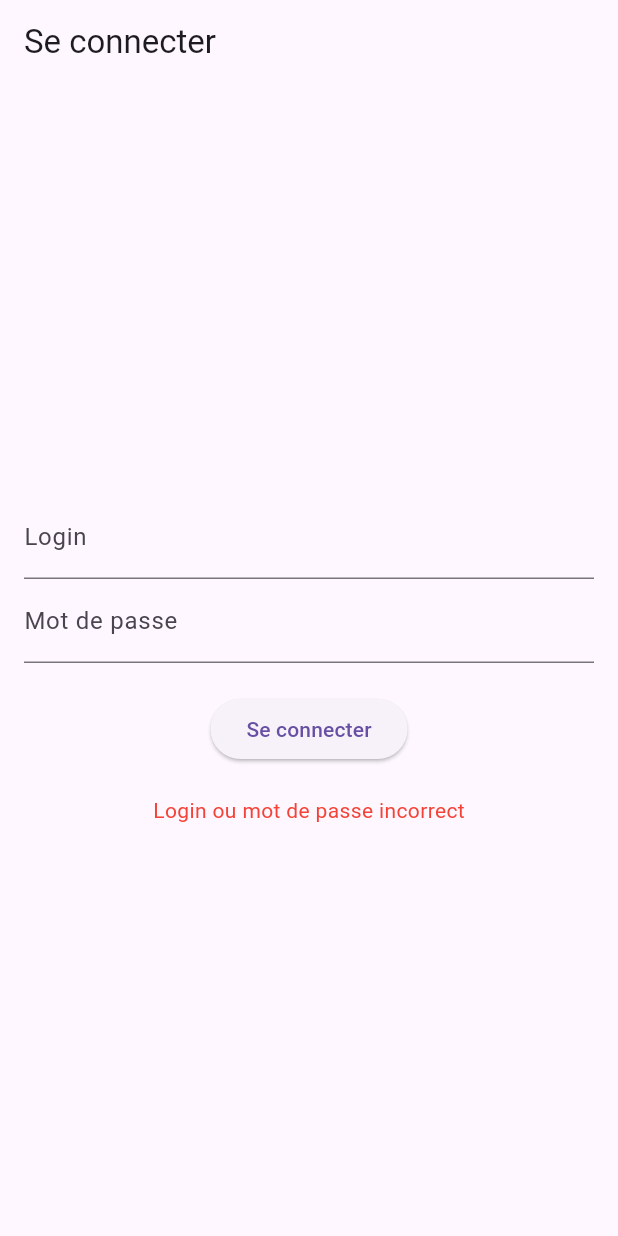
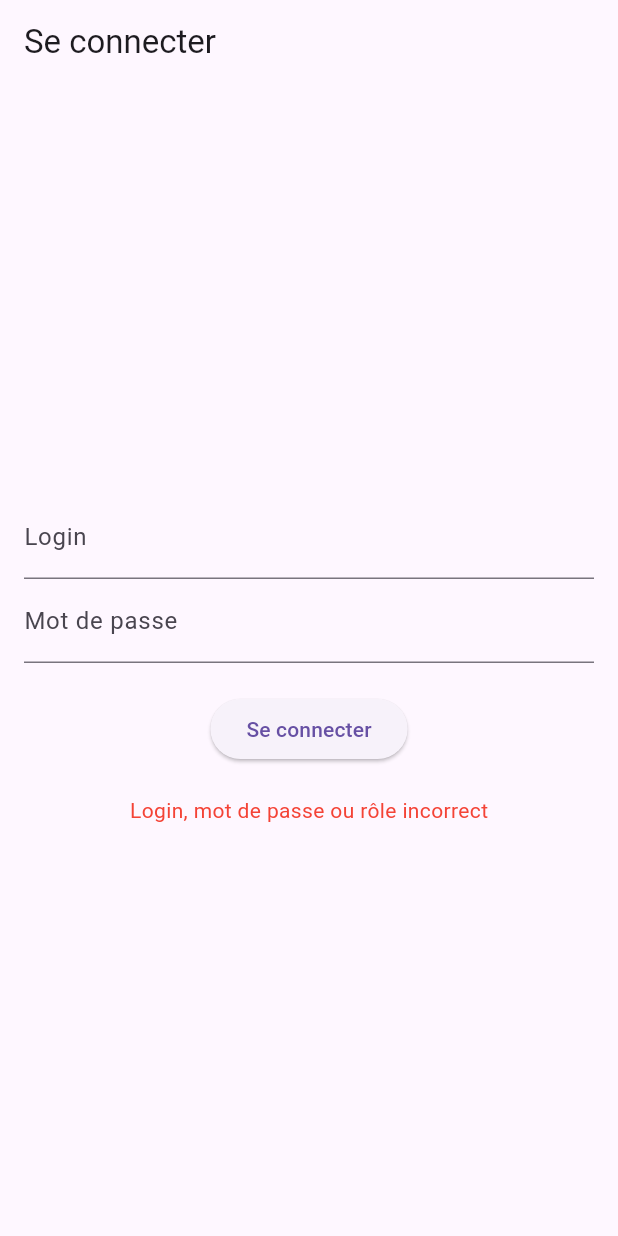
Before and after one commit to nathanaelTR/Projet--ALL4SPORT-, a Flutter app: the ConnectScreen screen opened directly, after a tap on "Se connecter", on a phone screen of 412 x 824 dp. Run offline on Flutter 3.47's test engine with Material 3 defaults, Android fonts, the phone set to English and light mode, and no system bars.

Commit message:
Mise en place du system de connexion Via JSON + suppression du bouton retour à droite de la page accueil

```diff
--- a/all4sport/lib/main.dart
+++ b/all4sport/lib/main.dart
@@ -1,6 +1,7 @@
 
 import 'package:all4sport/screens/accueil.dart';
 import 'package:flutter/material.dart';
+import 'package:all4sport/screens/connexion.dart';
 
 void main() {
   runApp(const MainApp());
@@ -12,7 +13,7 @@ class MainApp extends StatelessWidget {
   @override
   Widget build(BuildContext context) {
     return const MaterialApp(
-      home: Accueil(),
+      home: ConnectScreen(),
     );
 
 
--- a/all4sport/lib/screens/connexion.dart
+++ b/all4sport/lib/screens/connexion.dart
@@ -1,5 +1,7 @@
 import 'package:flutter/material.dart';
-import 'package:all4sport/screens/accueil.dart'; // Import de la page Accueil
+import 'dart:convert';
+import 'package:flutter/services.dart';
+import 'package:all4sport/screens/accueil.dart';
 
 class ConnectScreen extends StatefulWidget {
   const ConnectScreen({super.key});
@@ -12,11 +14,30 @@ class _ConnectScreenState extends State<ConnectScreen> {
   final TextEditingController _loginController = TextEditingController();
   final TextEditingController _passwordController = TextEditingController();
 
-  // Identifiants en dur (login et mot de passe)
-  final String correctLogin = 'admin';
-  final String correctPassword = 'password123';
+  String errorMessage = '';
 
-  String errorMessage = '';
+  // Fonction pour lire et vérifier les identifiants à partir du fichier JSON
+  Future<bool> _validateCredentials(String login, String password) async {
+    // Charger le fichier JSON
+    String jsonData = await rootBundle.loadString('assets/json/login.json');
+    Map<String, dynamic> data = json.decode(jsonData);
+
+    // Parcourir les comptes pour trouver une correspondance
+    for (var account in data['compte']) {
+      if (account['login'] == login && account['password'] == password) {
+        // Vérifier si l'utilisateur a le rôle de "carriste"
+        if (account['role'] == 'carriste') {
+          return true; // Identifiants valides et rôle correct
+        } else {
+          setState(() {
+            errorMessage = 'Seuls les carristes peuvent se connecter.';
+          });
+          return false; // Rôle incorrect
+        }
+      }
+    }
+    return false; // Identifiants incorrects
+  }
 
   @override
   Widget build(BuildContext context) {
@@ -40,19 +61,23 @@ class _ConnectScreenState extends State<ConnectScreen> {
             ),
             const SizedBox(height: 20),
             ElevatedButton(
-              onPressed: () {
-                // Vérifier les identifiants
-                if (_loginController.text == correctLogin &&
-                    _passwordController.text == correctPassword) {
-                  // Rediriger vers la page d'accueil si les identifiants sont corrects
+              onPressed: () async {
+                // Vérification des identifiants avec le fichier JSON
+                bool isValid = await _validateCredentials(
+                  _loginController.text,
+                  _passwordController.text,
+                );
+
+                if (isValid) {
+                  // Rediriger vers la page d'accueil si les identifiants et le rôle sont corrects
                   Navigator.pushReplacement(
                     context,
                     MaterialPageRoute(builder: (context) => const Accueil()),
                   );
                 } else {
-                  // Afficher un message d'erreur si les identifiants sont incorrects
+                  // Afficher un message d'erreur si les identifiants sont incorrects ou si le rôle ne correspond pas
                   setState(() {
-                    errorMessage = 'Login ou mot de passe incorrect';
+                    errorMessage = 'Login, mot de passe ou rôle incorrect';
                   });
                 }
               },
```
Also changed, not shown: all4sport/assets/json/login.json (+12 -2 lines), all4sport/lib/screens/Accueil.dart (+0 -14 lines).
